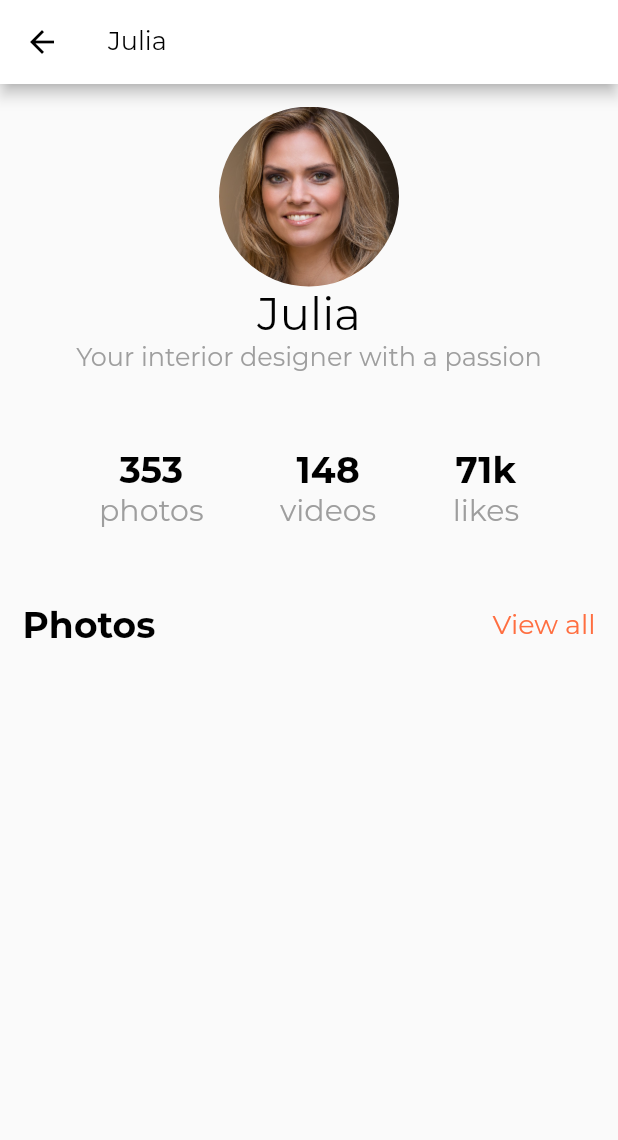
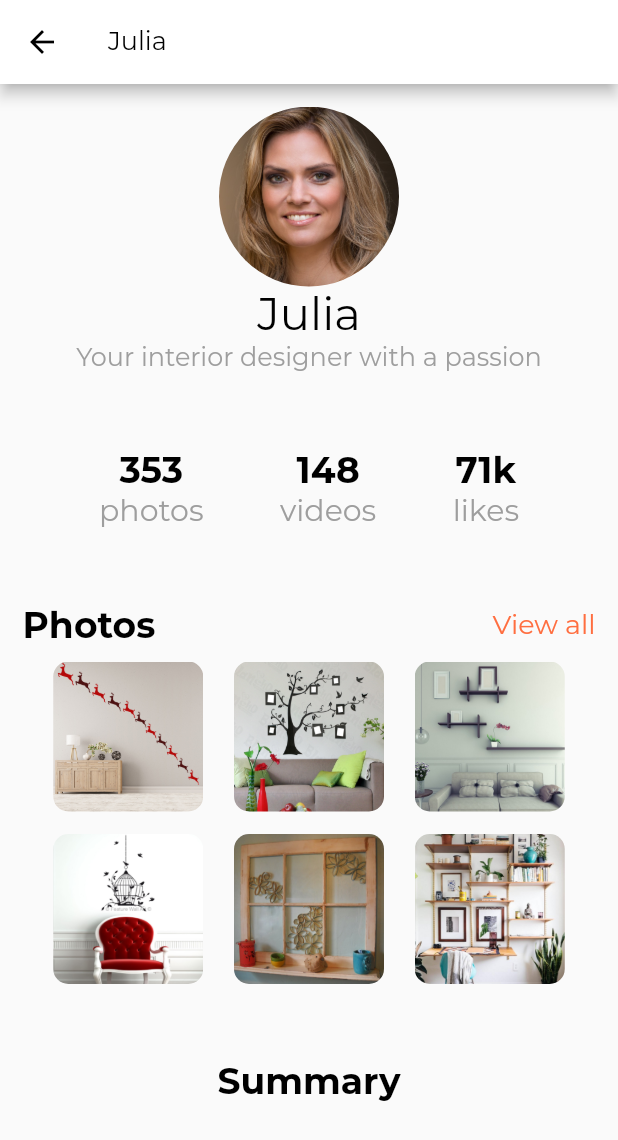
Before and after one commit to richardplacide/MinimalUI-Flutter, a Flutter app: the UserJulia screen opened directly, on a phone screen of 412 x 824 dp. Shown: the top 1140 px of the screen. Run offline on Flutter 3.47's test engine with Material 2 defaults, Android fonts, the phone set to English and light mode, and no system bars; project files that could hold a hidden picture were left out.

Commit message:
Julia page done

```diff
--- /dev/null
+++ b/lib/photo_card.dart
@@ -0,0 +1,25 @@
+import 'package:flutter/material.dart';
+
+class PhotoCard extends StatelessWidget {
+
+  String imagePath;
+
+  PhotoCard(String imgPath) {
+    imagePath = imgPath;
+  }
+
+  @override
+  Widget build(BuildContext context) {
+    return Container(
+      height: 100,
+      width: 100,
+      decoration: BoxDecoration(
+        borderRadius: BorderRadius.circular(10.0),
+        image: DecorationImage(
+          image: AssetImage(imagePath),
+          fit: BoxFit.cover
+        )
+      ),
+    );
+  }
+}
--- a/lib/user_julia.dart
+++ b/lib/user_julia.dart
@@ -1,5 +1,5 @@
 import 'package:flutter/material.dart';
-
+import 'photo_card.dart';
 
 
 class UserJulia extends StatelessWidget {
@@ -130,6 +130,39 @@ class UserJulia extends StatelessWidget {
                       )
                   ]
               ),
+              SizedBox(
+                  height: 10
+              ),
+              Row(
+                mainAxisAlignment: MainAxisAlignment.spaceEvenly,
+                children: <Widget>[
+                  PhotoCard('assets/images/user1/photo1-red-deers.jpg'),
+                  PhotoCard('assets/images/user1/photo2-wall-decal.jpg'),
+                  PhotoCard('assets/images/user1/photo3-wall-decoration.jpg')
+                ],
+              ),
+              SizedBox(
+                  height: 15
+              ),
+              Row(
+                mainAxisAlignment: MainAxisAlignment.spaceEvenly,
+                children: <Widget>[
+                  PhotoCard('assets/images/user1/photo4-red-chair.jpg'),
+                  PhotoCard('assets/images/user1/photo5-pink-window.jpg'),
+                  PhotoCard('assets/images/user1/photo6-decors.jpg')
+                ],
+              ),
+              SizedBox(
+                height: 50
+              ),
+              Text("Summary",
+                  textAlign: TextAlign.left,
+                  style: TextStyle(
+                      fontFamily: 'Montserrat',
+                      fontSize: 24.0,
+                      fontWeight: FontWeight.w700,
+                      color: Colors.black
+                  ))
             ],
           ),
         ],
```
Also changed, not shown: _notes/minimal_ui_model.png (added).
